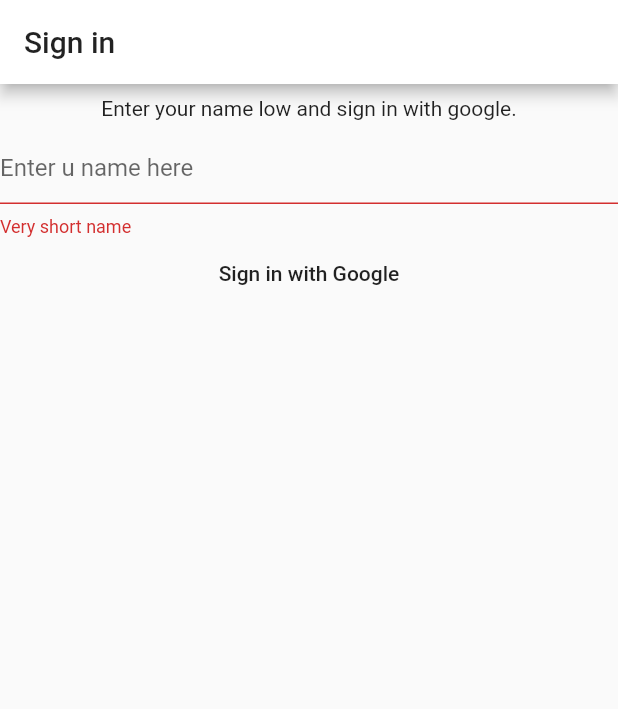
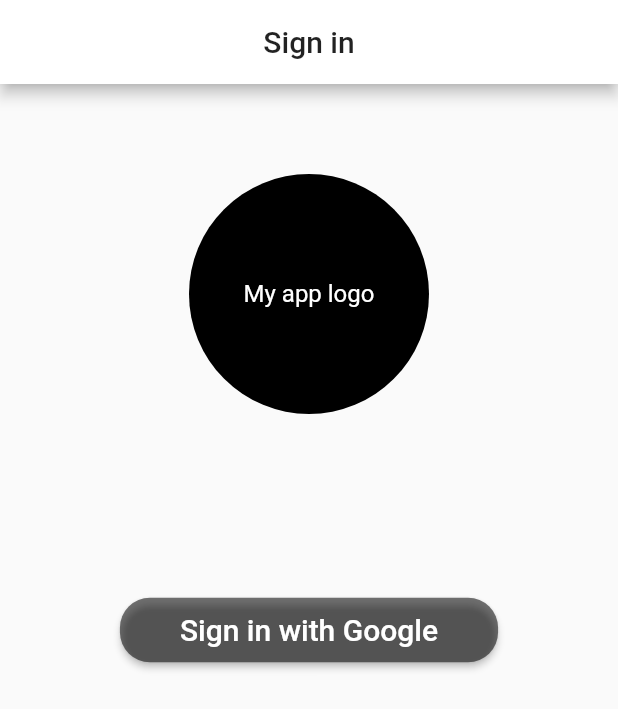
Before and after one commit to Maksimka101/messenger_on_flutter, a Flutter app: the screen it shows after launch, after a tap on "Sign in with Google", on a phone screen of 412 x 824 dp. Shown: the top 709 px of the screen. Run offline on Flutter 3.47's test engine with Material 2 defaults, Android fonts, the phone set to English and light mode, and no system bars; our stand-ins replace cloud_firestore, connectivity, firebase_auth, flutter_spinkit, google_sign_in, rxdart and 1 more; accounts and stored records are empty.

Commit message:
add good login screen. user can set userId.

```diff
--- /dev/null
+++ b/lib/blocs/authorize_bloc.dart
@@ -0,0 +1,72 @@
+import 'package:firebase_auth/firebase_auth.dart';
+import 'package:flutter/material.dart';
+import 'package:google_sign_in/google_sign_in.dart';
+import 'package:messenger_for_nou/models/user_model.dart';
+import 'package:messenger_for_nou/resources/firestore_repository.dart';
+import 'package:messenger_for_nou/utils/is_user_authorized.dart';
+import 'package:rxdart/rxdart.dart';
+
+enum AuthorizeState {
+  signInWithGoogle,
+  userInformationInput,
+}
+
+class AuthorizeBloc {
+  AuthorizeBloc() {
+    FirestoreRepository.getAllUsers().then((users) {
+      _users = users;
+    });
+  }
+
+  final _authorizeStateStream = PublishSubject<AuthorizeState>();
+
+  Stream<AuthorizeState> getAuthorizeStreamState() => _authorizeStateStream.stream;
+
+  bool isUserExist(String userId) {
+    for (User usr in _users) {
+      if (usr.userId == userId) return true;
+    }
+    return false;
+  }
+
+  String _userMail;
+  var _users = <User>[];
+  final GoogleSignIn _googleSignIn = GoogleSignIn();
+  final FirebaseAuth _auth = FirebaseAuth.instance;
+
+  void registerUser(BuildContext context, String userName, String userId) {
+    FirestoreRepository.addNewUser(userId, userName, _userMail);
+    Authorization.authorizeUser(userName, userId, _userMail);
+    Navigator.popAndPushNamed(context, "/main");
+  }
+
+  void handleSignIn(BuildContext context) async {
+    final GoogleSignInAccount googleUser = await _googleSignIn.signIn();
+    final GoogleSignInAuthentication googleAuth =
+        await googleUser.authentication;
+
+    final AuthCredential credential = GoogleAuthProvider.getCredential(
+      accessToken: googleAuth.accessToken,
+      idToken: googleAuth.idToken,
+    );
+
+    final FirebaseUser user = await _auth.signInWithCredential(credential);
+
+    if (user != null) {
+      for (User usr in _users) {
+        if (usr.userMail == user.email) {
+          Authorization.authorizeUser(usr.userName, usr.userId, user.email);
+          Navigator.popAndPushNamed(context, "/main");
+          return;
+        }
+      }
+      _userMail = user.email;
+      _authorizeStateStream.sink.add(AuthorizeState.userInformationInput);
+      // FirestoreRepository.addNewUser(userId, userName, user.email);
+    }
+  }
+
+  void dispose() {
+    _authorizeStateStream.close();
+  }
+}
--- a/lib/blocs/chat_item_bloc.dart
+++ b/lib/blocs/chat_item_bloc.dart
@@ -32,7 +32,7 @@ class ChatItemBloc {
   }
 
   void _listenForLastSeenMessageId() =>
-      FirestoreRepository.getLatSeenMessageId(chatId).listen((int id) {
+      FirestoreRepository.getLastSeenMessageId(chatId).listen((int id) {
         if (_lastMessage != null) {
           _lastMessage.isSeen = _lastMessage.id <= id;
           _lastSeenMessageId = id;
--- a/lib/blocs/main_screen_bloc.dart
+++ b/lib/blocs/main_screen_bloc.dart
@@ -20,7 +20,7 @@ class MainScreenBloc {
   }
 
   _loadChatItems() {
-    FirestoreRepository.getChats(User.userId).listen((chatItems) {
+    FirestoreRepository.getChats(User.id).listen((chatItems) {
       _chatItemsStream.sink.add(chatItems);
     });
   }
--- a/lib/main.dart
+++ b/lib/main.dart
@@ -11,8 +11,11 @@ main() async {
     theme: ThemeData(
       primaryColor: Colors.white,
       accentColor: Colors.white,
+      buttonColor: Colors.black54,
     ),
+    initialRoute: "/",
     routes: {
+      "/main": (context) => ChatsScreen(),
       "/": (context) => isAuthorized ? ChatsScreen() : AuthorizeScreen(),
     },
   ));
--- a/lib/models/chat_item_model.dart
+++ b/lib/models/chat_item_model.dart
@@ -1,18 +1,19 @@
 class ChatItem {
-  ChatItem(
-      {this.chatId,
-      this.chatName,
-      this.senderName,
-      this.senderId,
-      this.chatsByDate,
-      this.isPreloaded,});
+  ChatItem({
+    this.chatId,
+    this.chatName,
+    this.senderName,
+    this.senderId,
+    this.chatsByDate,
+    this.isPreloaded,
+  });
 
   bool isPreloaded = false;
   final String chatId;
   final String chatName;
   final String senderName;
   final String senderId;
-  final List<String> chatsByDate;
+  List<String> chatsByDate = [];
 
   static const _SENDER_NAME = "senderName";
   static const _SENDER_ID = "senderId";
@@ -51,6 +52,11 @@ class ChatItem {
     );
   }
 
-  List<String> toList() =>
-      <String>[chatId, chatName, senderName, senderId, chatsByDate.last];
+  List<String> toList() => <String>[
+        chatId,
+        chatName,
+        senderName,
+        senderId,
+        chatsByDate.isNotEmpty ? chatsByDate.last : ""
+      ];
 }
--- a/lib/models/message_model.dart
+++ b/lib/models/message_model.dart
@@ -30,7 +30,7 @@ class Message {
         id: int.parse(key),
         sendTime: value[TIME_FIELD],
         messageText: value[TEXT_FIELD],
-        isFromUser: User.userId == value[SENDER],
+        isFromUser: User.id == value[SENDER],
         senderName: value[SENDER_NAME],
       );
 
--- a/lib/models/user_model.dart
+++ b/lib/models/user_model.dart
@@ -1,20 +1,20 @@
 class User {
   User({
-    String userIdentity,
-    String userName}) {
-    if ( userIdentity != null)
-      userId = userIdentity;
-    if (userName != null)
-      name = userName;
-  }
+    this.userId,
+    this.userName,
+    this.userMail});
 
-  // TODO
+  final String userMail;
+  final String userName;
+  final String userId;
+  static String mail;
   static String name;
-  static String userId;
+  static String id;
 
   static User fromMap(Map<dynamic, dynamic> userMap) =>
       User(
-        userIdentity: userMap["id"],
+        userId: userMap["id"],
         userName: userMap["name"],
+        userMail: userMap["mail"],
       );
 }
--- a/lib/resources/firestore_repository.dart
+++ b/lib/resources/firestore_repository.dart
@@ -8,18 +8,12 @@ class FirestoreRepository {
   static const _USERS_CHATS_INFO = "users_chats_info";
   static const MESSAGES = "messages";
   static const _USERS = "users";
-  static const _NAME = "name";
+  static const _SENDER_NAME = "senderName";
+  static const _SENDER_ID = "senderId";
+  static const NAME = "name";
+  static const MAIL = "mail";
   static const _MESSAGES_BY_DATE = "messages_by_date";
   static const LAST_SEEN_MESSAGE_ID = "last_seen_message_id";
-
-  static Stream<List<String>> getAllUsersId() =>
-      Firestore.instance.collection(_USERS).snapshots().map((users) {
-        final list = List<String>();
-        users.documents.map((doc) {
-          list.add(doc.documentID);
-        }).toList();
-        return list;
-      });
 
   static Stream<List<ChatItem>> getChats(String userId) => Firestore.instance
           .collection(_USERS_CHATS_INFO)
@@ -34,7 +28,7 @@ class FirestoreRepository {
         return list;
       });
 
-  static Stream<int> getLatSeenMessageId(String chatId) => Firestore.instance
+  static Stream<int> getLastSeenMessageId(String chatId) => Firestore.instance
       .collection(_USERS_CHATS)
       .document(chatId)
       .snapshots()
@@ -110,7 +104,7 @@ class FirestoreRepository {
     });
   }
 
-  static addNewUser(String userId, String userName) async {
+  static addNewUser(String userId, String userName, String userMail) async {
     final user =
         await Firestore.instance.collection(_USERS).document(userId).get();
 
@@ -118,7 +112,7 @@ class FirestoreRepository {
       Firestore.instance
           .collection(_USERS)
           .document(userId)
-          .setData({_NAME: userName});
+          .setData({NAME: userName, MAIL:userMail});
       Firestore.instance
           .collection(_USERS_CHATS_INFO)
           .document(userId)
@@ -135,10 +129,10 @@ class FirestoreRepository {
 
     var data =
         await Firestore.instance.collection(_USERS).document(sender1Id).get();
-    sender1Name = data.data[_NAME];
+    sender1Name = data.data[NAME];
     data =
         await Firestore.instance.collection(_USERS).document(sender2Id).get();
-    sender2Name = data.data[_NAME];
+    sender2Name = data.data[NAME];
 
     await _updateChatInfoForUser(
         chatId: chatId,
@@ -171,16 +165,32 @@ class FirestoreRepository {
     }
   }
 
+  static Future<List<User>> getAllUsers() => Firestore.instance
+          .collection(_USERS)
+          .getDocuments().then((usersDoc) {
+            final userList = <User>[];
+            for (final user in usersDoc.documents) {
+              userList.add(User(
+                userId: user.documentID,
+                userName: user.data["name"],
+                userMail: user.data["mail"],
+              ));
+            }
+            return userList;
+          });
+
   static Future<User> getUser(String userId) => Firestore.instance
           .collection(_USERS)
           .document(userId)
           .get()
           .then((userMap) {
-        User.userId = userId;
-        User.name = userMap.data["name"];
+        User.id = userId;
+        User.name = userMap.data[NAME];
+        User.mail = userMap.data[MAIL];
         return User(
-          userIdentity: userId,
-          userName: userMap.data["name"],
+          userId: userId,
+          userName: userMap.data[NAME],
+          userMail: userMap.data[MAIL],
         );
       });
 
@@ -195,8 +205,8 @@ class FirestoreRepository {
         .document(userId)
         .updateData({
       chatId: {
-        "senderId": user2Id,
-        "senderName": user2Name,
+        _SENDER_ID: user2Id,
+        _SENDER_NAME: user2Name,
         ChatItem.CHATS_BY_DATE: [currentDate],
       }
     });
--- a/lib/ui/add_chat_popup_screen.dart
+++ b/lib/ui/add_chat_popup_screen.dart
@@ -24,7 +24,7 @@ class _AddChatScreenState extends State<AddChatScreen> {
     _bloc.getAnswerStream().listen((isExist) {
       if (isExist) {
         FirestoreRepository.addNewChat(
-            sender1Id: User.userId,
+            sender1Id: User.id,
             sender2Id: _inputController.text.replaceAll(".", ""));
         Navigator.pop(_context);
       }
--- a/lib/ui/authorize_screen.dart
+++ b/lib/ui/authorize_screen.dart
@@ -1,9 +1,6 @@
-import 'package:firebase_auth/firebase_auth.dart';
 import 'package:flutter/material.dart';
-import 'package:google_sign_in/google_sign_in.dart';
-import 'package:messenger_for_nou/resources/firestore_repository.dart';
-import 'package:messenger_for_nou/ui/chats_screen.dart';
-import 'package:messenger_for_nou/utils/is_user_authorized.dart';
+import 'package:messenger_for_nou/blocs/authorize_bloc.dart';
+import 'package:connectivity/connectivity.dart';
 
 class AuthorizeScreen extends StatefulWidget {
   @override
@@ -11,65 +8,171 @@ class AuthorizeScreen extends StatefulWidget {
 }
 
 class _AuthorizeScreenState extends State<AuthorizeScreen> {
+  final _authBloc = AuthorizeBloc();
+  final _formKey = GlobalKey<FormState>();
+  String _userName;
+  String _userId;
+  final _idFocus = FocusNode();
+  bool _isConnected;
+  final _scaffoldKey = GlobalKey<ScaffoldState>();
+  Stream<AuthorizeState> _authStateStream;
 
-  final GoogleSignIn _googleSignIn = GoogleSignIn();
-  final FirebaseAuth _auth = FirebaseAuth.instance;
-  String _userName;
-  final _formKey = GlobalKey<FormState>();
+  void _googleSignIn(BuildContext context) {
+    _checkConnection();
+    if (_isConnected == null || !_isConnected)
+      _scaffoldKey.currentState.showSnackBar(SnackBar(
+        content: Text("No inthernet conntection."),
+        backgroundColor: Colors.red,
+        duration: Duration(hours: 1),
+      ));
+    else
+      _authBloc.handleSignIn(context);
+  }
 
-  Future<FirebaseUser> _handleSignIn() async {
-    final GoogleSignInAccount googleUser = await _googleSignIn.signIn();
-    final GoogleSignInAuthentication googleAuth = await googleUser.authentication;
+  void _registerNewUser(BuildContext context) {
+    print(_userName);
+    if (_userName != null && _userId != null)
+      _authBloc.registerUser(context, _userName, _userId);
+  }
 
-    final AuthCredential credential = GoogleAuthProvider.getCredential(
-      accessToken: googleAuth.accessToken,
-      idToken: googleAuth.idToken,
-    );
+  void _checkConnection() =>
+      Connectivity().checkConnectivity().then((connection) {
+        _isConnected = connection != ConnectivityResult.none;
+        setState(() {});
+      });
 
-    final FirebaseUser user = await _auth.signInWithCredential(credential);
-    return user;
+  @override
+  void initState() {
+    _authStateStream = _authBloc.getAuthorizeStreamState();
+    _checkConnection();
+    super.initState();
   }
+
+  Widget _appLogo() => Padding(
+        padding: const EdgeInsets.symmetric(vertical: 60),
+        child: CircleAvatar(
+          maxRadius: 80,
+          backgroundColor: Colors.black,
+          child: Text(
+            "My app logo",
+            style: TextStyle(color: Colors.white),
+          ),
+        ),
+      );
+
+  Widget _signInWithGoogle() => Padding(
+        padding: const EdgeInsets.only(top: 60),
+        child: RaisedButton(
+          child: Text(
+            "Sign in with Google",
+            style: TextStyle(color: Colors.white, fontSize: 20),
+          ),
+          padding: EdgeInsets.symmetric(horizontal: 40, vertical: 10),
+          shape:
+              RoundedRectangleBorder(borderRadius: BorderRadius.circular(20)),
+          onPressed: () => _googleSignIn(context),
+        ),
+      );
+
+  Widget _userInformationInput() => Form(
+        key: _formKey,
+        child: Column(
+          crossAxisAlignment: CrossAxisAlignment.center,
+          children: <Widget>[
+            Padding(
+              padding: const EdgeInsets.symmetric(horizontal: 50),
+              child: TextFormField(
+                textInputAction: TextInputAction.next,
+                decoration: InputDecoration(
+                    border: OutlineInputBorder(),
+                    focusedBorder: OutlineInputBorder(),
+                    hintText: "Enter your name here",
+                    prefixIcon: Icon(
+                      Icons.person,
+                      color: Colors.black54,
+                    )),
+                validator: (String name) {
+                  if (name.length < 3) return "Too short name";
+                  if (name.length > 20)
+                    return "Too long name";
+                  else
+                    _userName = name;
+                },
+                onFieldSubmitted: (_) {
+                  FocusScope.of(context).requestFocus(_idFocus);
+                },
+              ),
+            ),
+            Padding(
+              padding: const EdgeInsets.symmetric(horizontal: 50, vertical: 40),
+              child: TextFormField(
+                textInputAction: TextInputAction.done,
+                decoration: InputDecoration(
+                    border: OutlineInputBorder(),
+                    focusedBorder: OutlineInputBorder(),
+                    alignLabelWithHint: false,
+                    hintText: "Enter your id",
+                    prefixIcon: Icon(
+                      Icons.local_offer,
+                      color: Colors.black54,
+                    )),
+                validator: (String id) {
+                  if (id.length < 5)
+                    return "It must be longer than 5 characters";
+                  else if (id.contains("."))
+                    return "It mustn't contains dots";
+                  else if (id.length > 16)
+                    return "Too long id";
+                  else if (id.contains(" "))
+                    return "Id mustn't contain space";
+                  else
+                    _userId = id;
+                },
+                focusNode: _idFocus,
+                onFieldSubmitted: (_) {
+                  _idFocus.unfocus();
+                  _registerNewUser(context);
+                },
+              ),
+            ),
+            RaisedButton(
+              padding: EdgeInsets.symmetric(horizontal: 40, vertical: 10),
+              child: Text(
+                "Sign in",
+                style: TextStyle(color: Colors.white, fontSize: 20),
+              ),
+              shape: RoundedRectangleBorder(
+                  borderRadius: BorderRadius.circular(20)),
+              onPressed: () {
+                _formKey.currentState.validate();
+                _registerNewUser(context);
+              },
+            ),
+          ],
+        ),
+      );
 
   @override
   Widget build(BuildContext context) {
     return Scaffold(
+      key: _scaffoldKey,
       appBar: AppBar(
         title: Text("Sign in"),
+        centerTitle: true,
       ),
-      body:
-      Center(
+      body: Center(
         child: Column(
+          crossAxisAlignment: CrossAxisAlignment.center,
           children: <Widget>[
-            Padding(
-              padding: const EdgeInsets.all(8.0),
-              child: Text("Enter your name low and sign in with google."),
-            ),
-            Form(
-              key: _formKey,
-              child: TextFormField(
-                decoration: InputDecoration(
-                  hintText: "Enter u name here"
-                ),
-                validator: (String name) {
-                  if (name.length < 3) return "Very short name";
-                  else {
-                    _userName = name;
-                  }
-                },
-              ),
-            ),
-            FlatButton(
-              child: Text("Sign in with Google"),
-              onPressed: () {
-                _formKey.currentState.validate();
-                if (_userName != null)
-                  _handleSignIn().then((user) {
-                    FirestoreRepository.addNewUser(user.email.replaceAll(".", ""), _userName);
-                    Authorization.authorizeUser(_userName, user.email.replaceAll(".", ""));
-                    Navigator.push(context, MaterialPageRoute(
-                      builder: (context) => ChatsScreen(),
-                    ));
-                  });
+            _appLogo(),
+            StreamBuilder<AuthorizeState>(
+              stream: _authStateStream,
+              initialData: AuthorizeState.signInWithGoogle,
+              builder: (context, state) {
+                if (state.data == AuthorizeState.signInWithGoogle)
+                  return _signInWithGoogle();
+                else if (state.data == AuthorizeState.userInformationInput)
+                  return _userInformationInput();
               },
             ),
           ],
@@ -77,4 +180,10 @@ class _AuthorizeScreenState extends State<AuthorizeScreen> {
       ),
     );
   }
+
+  @override
+  void dispose() {
+    _authBloc.dispose();
+    super.dispose();
+  }
 }
--- a/lib/utils/is_user_authorized.dart
+++ b/lib/utils/is_user_authorized.dart
@@ -5,25 +5,29 @@ class Authorization {
 
   static const NAME = "name";
   static const ID = "id";
+  static const MAIL = "mail";
 
   static Future<bool> isUserAuthorized() async {
     final sp = await SharedPreferences.getInstance();
     final userName = sp.getString(NAME);
     final userId = sp.getString(ID);
+    final userMail = sp.getString(MAIL);
     if (userId != null && userName != null) {
-      User.userId = userId;
+      User.id = userId;
       User.name = userName;
+      User.mail = userMail;
       return true;
     } else
       return false;
   }
 
-  static authorizeUser(String userName, String userId) async {
+  static authorizeUser(String userName, String userId, String userMail) async {
     User.name = userName;
-    User.userId = userId;
+    User.id = userId;
     final sp = await SharedPreferences.getInstance();
     sp.setString(NAME, userName);
     sp.setString(ID, userId);
+    sp.setString(MAIL, userMail);
   }
 
 }
--- a/pubspec.yaml
+++ b/pubspec.yaml
@@ -29,8 +29,7 @@ dependencies:
   rxdart: ^0.21.0
   google_sign_in: ^4.0.1+1
   shared_preferences: ^0.5.1+1
-
-
+  connectivity: ^0.4.2
 
 
 dev_dependencies:
```
Also changed, not shown: lib/blocs/add_chat_bloc.dart (+3 -7 lines), lib/blocs/chat_screen_bloc.dart (+5 -5 lines), lib/ui/chat_item.dart (+4 -4 lines), lib/ui/chat_screen.dart (renamed from lib/ui/messages_screen.dart, +1 -7 lines), lib/ui/chats_screen.dart (+21 -31 lines), lib/ui/message_item.dart (line endings or trailing spaces), pubspec.lock.
